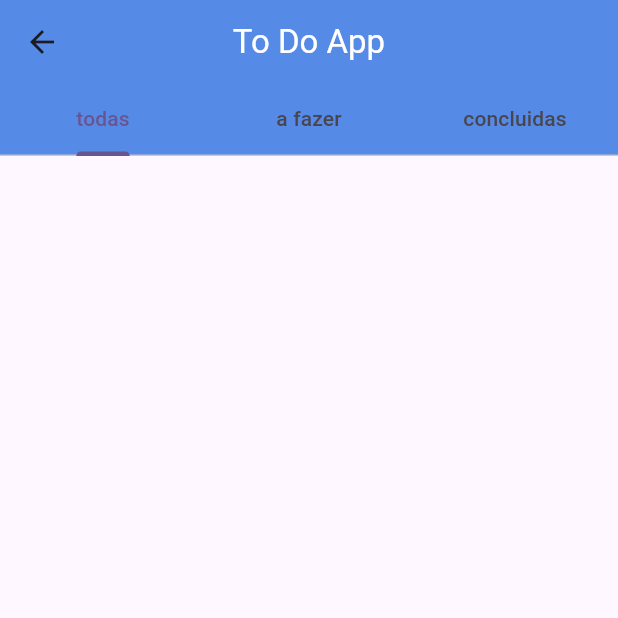
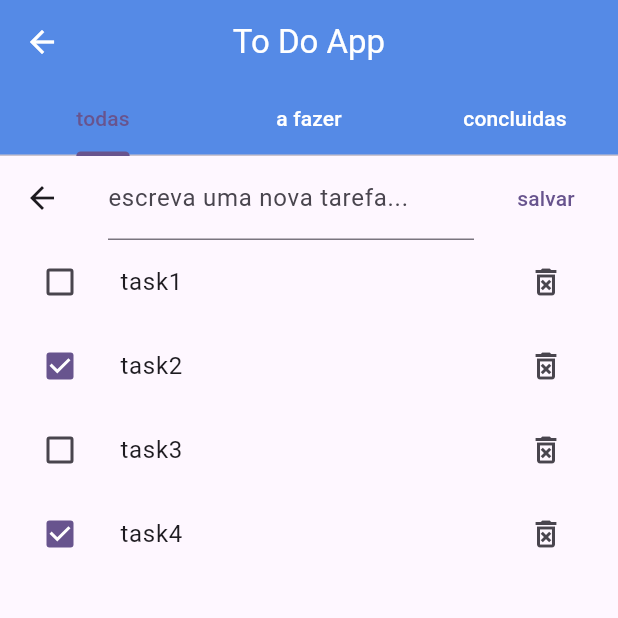
Before and after one commit to EricksonDutra/ProjetosFlutter, a Flutter app: the ListaTarefaPage screen opened directly, on a phone screen of 412 x 824 dp, the top half of it. Run offline on Flutter 3.47's test engine with Material 3 defaults, Android fonts, the phone set to English and light mode, and no system bars; our stand-ins replace cloud_firestore, firebase_auth, firebase_core, flutter_dotenv, google_fonts, lottie and 1 more; accounts and stored records are empty; project files that could hold a hidden picture were left out.

Commit message:
add funcionalidades

```diff
--- a/lib/home_page.dart
+++ b/lib/home_page.dart
@@ -1,4 +1,5 @@
 import 'package:flutter/material.dart';
+import 'package:google_fonts/google_fonts.dart';
 import 'package:lottie/lottie.dart';
 import 'package:teste/widgets/drawer_widget.dart';
 
@@ -20,6 +21,10 @@ class HomePage extends StatelessWidget {
                 "Acesse as aplicações pelo menu lateral",
                 style: TextStyle(fontSize: 20),
               ),
+              Text(
+                'made by Erickson_Dutra',
+                style: GoogleFonts.roboto(textStyle: const TextStyle(fontStyle: FontStyle.italic)),
+              )
             ],
           ),
         ),
--- a/lib/main.dart
+++ b/lib/main.dart
@@ -4,6 +4,8 @@ import 'package:flutter/material.dart';
 import 'package:flutter_dotenv/flutter_dotenv.dart';
 import 'package:teste/home_page.dart';
 import 'package:teste/pages/gigpy_page.dart';
+import 'package:teste/pages/listatarefa_page.dart';
+import 'package:teste/projects/helpdesk/initial_page.dart';
 import 'package:teste/projects/helpdesk/pages/login_page.dart';
 import 'package:teste/projects/helpdesk/pages/order_page.dart';
 import 'package:teste/projects/helpdesk/pages/register_page.dart';
@@ -51,6 +53,8 @@ class MyApp extends StatelessWidget {
         'home': (context) => const HomePage(),
         'order': (context) => const OrderPage(),
         'giphy': (context) => const GiphyPage(),
+        'todo': ((context) => const ListaTarefaPage()),
+        'helpdesk': ((context) => const InitialPage())
       },
     );
   }
--- a/lib/pages/gigpy_page.dart
+++ b/lib/pages/gigpy_page.dart
@@ -1,7 +1,6 @@
 import 'dart:convert';
 
 import 'package:flutter/material.dart';
-import 'package:flutter/widgets.dart';
 import 'package:flutter_dotenv/flutter_dotenv.dart';
 import 'package:http/http.dart' as http;
 
--- a/lib/pages/listatarefa_page.dart
+++ b/lib/pages/listatarefa_page.dart
@@ -1,5 +1,5 @@
-import 'package:flutter/cupertino.dart';
 import 'package:flutter/material.dart';
+import 'package:teste/pages/todo/pages/list_todo.dart';
 
 class ListaTarefaPage extends StatefulWidget {
   const ListaTarefaPage({super.key});
@@ -8,7 +8,15 @@ class ListaTarefaPage extends StatefulWidget {
   State<ListaTarefaPage> createState() => _ListaTarefaPageState();
 }
 
-class _ListaTarefaPageState extends State<ListaTarefaPage> {
+class _ListaTarefaPageState extends State<ListaTarefaPage> with SingleTickerProviderStateMixin {
+  late TabController tabViewController;
+
+  @override
+  void initState() {
+    super.initState();
+    tabViewController = TabController(length: 3, vsync: this);
+  }
+
   @override
   Widget build(BuildContext context) {
     return DefaultTabController(
@@ -23,22 +31,32 @@ class _ListaTarefaPageState extends State<ListaTarefaPage> {
           ),
           centerTitle: true,
           backgroundColor: const Color.fromARGB(255, 85, 138, 230),
-          shadowColor: Colors.white,
-          bottom: const TabBar(tabs: [
+          foregroundColor: Colors.white,
+          bottom: TabBar(controller: tabViewController, tabs: const [
             Tab(
-              child: Text('todas'),
+              child: Text(
+                'todas',
+              ),
             ),
             Tab(
-              child: Text('a fazer'),
+              child: Text(
+                'a fazer',
+                style: TextStyle(color: Colors.white),
+              ),
             ),
             Tab(
-              child: Text('concluidas'),
+              child: Text(
+                'concluidas',
+                style: TextStyle(color: Colors.white),
+              ),
             )
           ]),
         ),
-        body: TabBarView(children: [
-          Container(),
-          Container(),
+        body: TabBarView(controller: tabViewController, children: [
+          const ListTodo(),
+          Container(
+            color: Colors.greenAccent,
+          ),
           Container(),
         ]),
       ),
--- /dev/null
+++ b/lib/pages/todo/models/todo.dart
@@ -0,0 +1,13 @@
+class Todo {
+  String task;
+  bool status;
+
+  Todo({
+    required this.task,
+    required this.status,
+  });
+
+  factory Todo.create(String task, bool status) {
+    return Todo(task: task, status: status);
+  }
+}
--- /dev/null
+++ b/lib/pages/todo/pages/list_todo.dart
@@ -0,0 +1,55 @@
+import 'package:flutter/material.dart';
+import 'package:teste/pages/todo/models/todo.dart';
+
+class ListTodo extends StatefulWidget {
+  const ListTodo({super.key});
+
+  @override
+  State<ListTodo> createState() => ListTodoState();
+}
+
+class ListTodoState extends State<ListTodo> {
+  var cbxValue = false;
+
+  List<Todo> todoList = [
+    Todo.create('task1', false),
+    Todo.create('task2', true),
+    Todo.create('task3', false),
+    Todo.create('task4', true),
+  ];
+
+  @override
+  Widget build(BuildContext context) {
+    return Scaffold(
+        appBar: AppBar(
+          title: const TextField(
+            decoration: InputDecoration(label: Text('escreva uma nova tarefa...')),
+          ),
+          actions: [
+            Padding(
+              padding: const EdgeInsets.only(right: 16.0),
+              child: TextButton(
+                child: const Text('salvar'),
+                onPressed: () {},
+              ),
+            ),
+          ],
+        ),
+        body: ListView.builder(
+          itemCount: todoList.length,
+          itemBuilder: ((context, index) {
+            return ListTile(
+              leading: Checkbox(
+                  value: todoList[index].status,
+                  onChanged: (value) {
+                    setState(() {
+                      todoList[index].status = value!;
+                    });
+                  }),
+              title: Text(todoList[index].task),
+              trailing: IconButton(onPressed: () {}, icon: const Icon(Icons.delete_forever_outlined)),
+            );
+          }),
+        ));
+  }
+}
--- a/lib/projects/helpdesk/pages/login_page.dart
+++ b/lib/projects/helpdesk/pages/login_page.dart
@@ -1,7 +1,5 @@
 import 'package:firebase_auth/firebase_auth.dart';
-import 'package:flutter/cupertino.dart';
 import 'package:flutter/material.dart';
-import 'package:flutter/widgets.dart';
 import 'package:google_fonts/google_fonts.dart';
 import 'package:lottie/lottie.dart';
 import 'package:teste/projects/helpdesk/utils/app_colors.dart';
--- a/lib/projects/racha_conta.dart
+++ b/lib/projects/racha_conta.dart
@@ -150,7 +150,7 @@ class _RachaContaState extends State<RachaConta> {
                     ),
                     onPressed: () {
                       if (_formkey.currentState!.validate()) {
-                        calculaConta;
+                        calculaConta();
                       }
                     },
                     child: const Text(
--- a/lib/widgets/drawer_widget.dart
+++ b/lib/widgets/drawer_widget.dart
@@ -1,7 +1,6 @@
 import 'package:flutter/material.dart';
 import 'package:teste/pages/manipula_tela.dart';
 import 'package:teste/projects/conversor_temperatura.dart';
-import 'package:teste/projects/helpdesk/initial_page.dart';
 import 'package:teste/projects/racha_conta.dart';
 import 'package:teste/projects/sqflite/lista_compras/screens/lista_compras.dart';
 
@@ -83,15 +82,17 @@ Widget drawerWidget(context) {
         ),
         ListTile(
           title: const Text(
+            'ListaTarefas',
+          ),
+          leading: const Icon(Icons.work_history_outlined),
+          onTap: () => Navigator.pushNamed(context, 'todo'),
+        ),
+        ListTile(
+          title: const Text(
             'HelpDesk',
           ),
           leading: const Icon(Icons.help_outline),
-          onTap: () => Navigator.push(
-            context,
-            MaterialPageRoute(
-              builder: (bc) => const InitialPage(),
-            ),
-          ),
+          onTap: () => Navigator.pushNamed(context, 'helpdesk'),
         ),
         ListTile(
           title: const Text(
```
